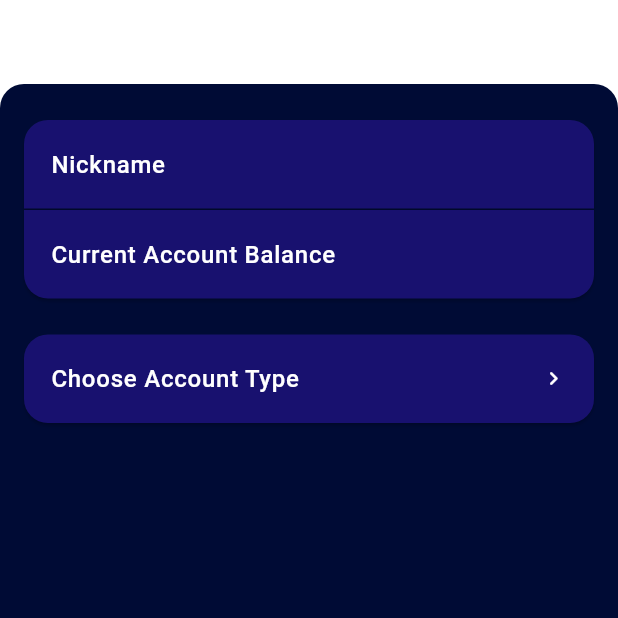
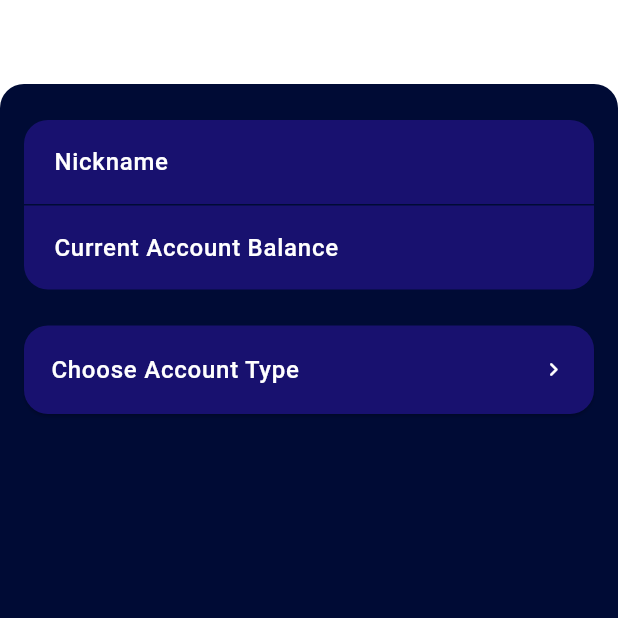
Before and after one commit to AbdElrahmanaymen/Budgetly, a Flutter app: the NewAccountScreen screen opened by its route, on a phone screen of 412 x 824 dp, the top half of it. Run offline on Flutter 3.47's test engine with Material 3 defaults, Android fonts, the light colour scheme and no system bars; our stand-ins replace carousel_slider, dropdown_button2, flutter_bloc, flutter_svg, freezed_annotation, get_it and 1 more; project files that could hold a hidden picture were left out.

Commit message:
[Imp] New account screen Converting button to text field

```diff
--- a/lib/presentation/accounts/new_account_screen.dart
+++ b/lib/presentation/accounts/new_account_screen.dart
@@ -1,5 +1,6 @@
 import 'package:budgetly/infrastructure/style/colors.dart';
 import 'package:budgetly/presentation/widgets/buttons.dart';
+import 'package:budgetly/presentation/widgets/textfields.dart';
 import 'package:flutter/material.dart';
 
 class NewAccountScreen extends StatelessWidget {
@@ -33,23 +34,19 @@ class NewAccountScreen extends StatelessWidget {
             child: Column(
               crossAxisAlignment: CrossAxisAlignment.stretch,
               children: [
-                BudgetlyButtons.AccountsButton(
+                BudgetlyTextFields.AccountsTextField(
                   label: 'Nickname',
                   labelStyle: Theme.of(context).textTheme.labelSmall,
                   backgroundColor: semiBlueColor,
-                  onPressed: () {},
                   context: context,
                   bottomLeftRadius: 0.0,
                   bottomRightRadius: 0.0,
                 ),
                 const SizedBox(height: 1),
-                BudgetlyButtons.AccountsButton(
+                BudgetlyTextFields.AccountsTextField(
                   label: 'Current Account Balance',
                   labelStyle: Theme.of(context).textTheme.labelSmall,
                   backgroundColor: semiBlueColor,
-                  onPressed: () {
-                    Icons.arrow_forward;
-                  },
                   context: context,
                   topLeftRadius: 0.0,
                   topRightRadius: 0.0,
--- a/lib/presentation/widgets/textfields.dart
+++ b/lib/presentation/widgets/textfields.dart
@@ -70,4 +70,55 @@ class BudgetlyTextFields {
       ),
     );
   }
+
+    static Widget AccountsTextField({
+    required String label,
+    TextStyle? labelStyle,
+    required Color backgroundColor,
+    required BuildContext context,
+    double paddingSize = 4,
+    double horizontalPadding = 16,
+    double topLeftRadius = 16.0,
+    double topRightRadius = 16.0,
+    double bottomLeftRadius = 16.0,
+    double bottomRightRadius = 16.0,
+  }) {
+    return SizedBox(
+      width: double.infinity,
+      child: Container(
+        decoration: BoxDecoration(
+          color: backgroundColor,
+          borderRadius: BorderRadius.only(
+            topLeft: Radius.circular(topLeftRadius),
+            topRight: Radius.circular(topRightRadius),
+            bottomLeft: Radius.circular(bottomLeftRadius),
+            bottomRight: Radius.circular(bottomRightRadius),
+          ),
+        ),
+        padding: EdgeInsets.all(paddingSize),
+        child: Row(
+          mainAxisAlignment: MainAxisAlignment.spaceBetween,
+          children: [
+            Expanded(
+              child: Padding(
+                padding: EdgeInsets.symmetric(horizontal: horizontalPadding),
+                child: TextField(
+                  style: labelStyle,
+                  decoration: InputDecoration(
+                    hintText: label,
+                    hintStyle: labelStyle,
+                    border: InputBorder.none,
+                  ),
+                ),
+              ),
+            ),
+          ],
+        ),
+      ),
+    );
+  }
+
+
+
+
 }
```
Also changed, not shown: lib/presentation/widgets/buttons.dart (+4 -3 lines).
